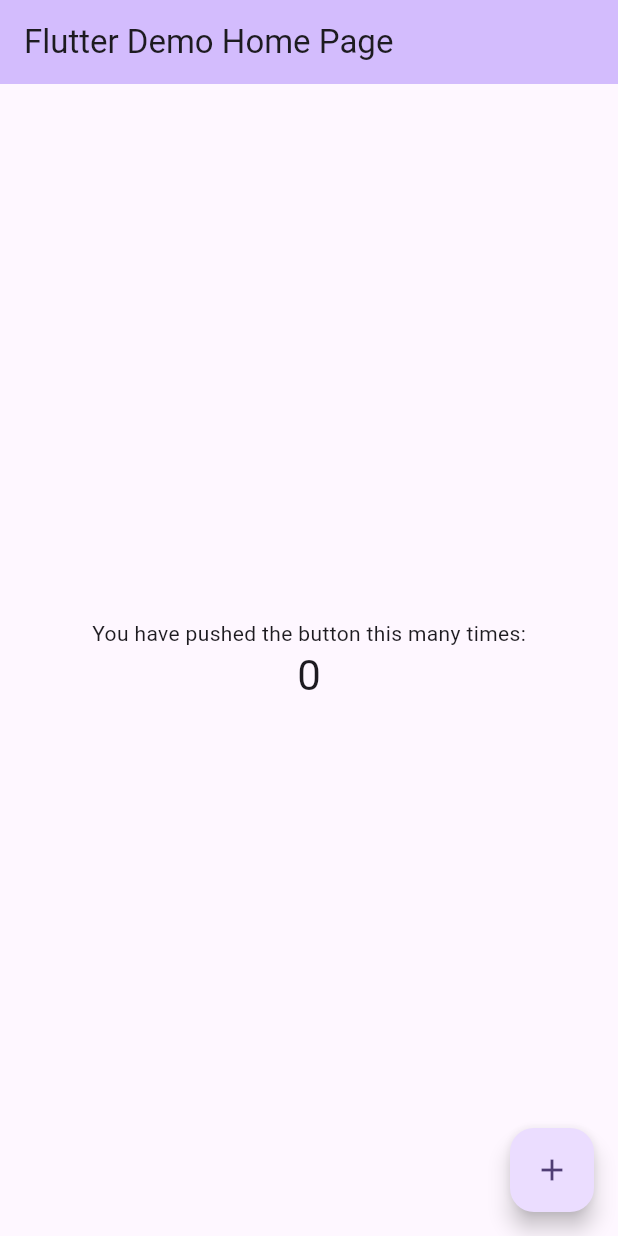
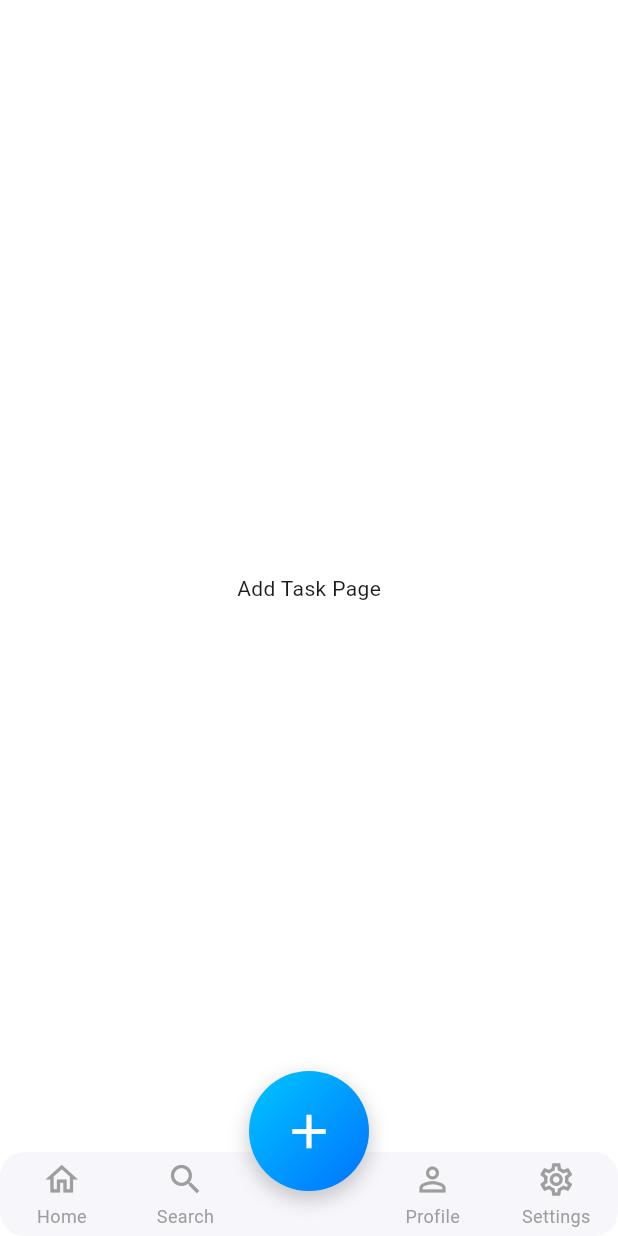
Before and after one commit to aakanksha-bhatta/Task-Management-App, a Flutter app: the screen it shows after launch, on a phone screen of 412 x 824 dp. Run offline on Flutter 3.47's test engine with Material 3 defaults, Android fonts, the phone set to English and light mode, and no system bars; drawn by our look-alikes of persistent_bottom_nav_bar; our stand-ins replace go_router, google_fonts.

Commit message:
Working on Persistent bottom nav bar

```diff
--- /dev/null
+++ b/lib/config/constants/AppColor.dart
@@ -0,0 +1,9 @@
+import 'package:flutter/material.dart';
+
+class AppColor {
+  static const Color primary = Color(0xff4B7BE5);
+
+  static const Color white = Color(0xffffffff);
+  static const Color black = Color(0xff363942);
+  static const Color grey = Color(0xff8C8C8C);
+}
--- /dev/null
+++ b/lib/config/route/path.dart
@@ -0,0 +1,4 @@
+class Path {
+  static const onboarding = '/onboarding';
+
+}
--- /dev/null
+++ b/lib/config/route/route.dart
@@ -0,0 +1,13 @@
+import 'package:go_router/go_router.dart';
+import 'package:task_management_app/config/route/path.dart';
+import 'package:task_management_app/feature/auth/presentation/pages/onboarding_pages.dart';
+
+final GoRouter router = GoRouter(
+  initialLocation: Path.onboarding,
+  routes: [
+    GoRoute(
+      path: Path.onboarding,
+      builder: (context, state) => OnboardingPages(),
+    ),
+  ],
+);
--- /dev/null
+++ b/lib/feature/auth/presentation/pages/onboarding_pages.dart
@@ -0,0 +1,54 @@
+import 'package:flutter/material.dart';
+import 'package:persistent_bottom_nav_bar/persistent_bottom_nav_bar.dart';
+import 'package:task_management_app/feature/auth/presentation/widgets/custom_button_widget.dart';
+import 'package:task_management_app/feature/auth/presentation/widgets/input_text_field_widget.dart';
+import 'package:task_management_app/feature/auth/presentation/widgets/persistent_bottom_nav_bar.dart';
+import 'package:task_management_app/feature/auth/presentation/widgets/text_widget.dart';
+
+class OnboardingPages extends StatelessWidget {
+  const OnboardingPages({super.key});
+
+  @override
+  Widget build(BuildContext context) {
+    return Scaffold(
+      backgroundColor: Colors.white,
+      body: Center(
+        child: Padding(
+          padding: const EdgeInsets.all(16.0),
+          child: Column(
+            mainAxisAlignment: MainAxisAlignment.center,
+            children: [
+              TextWidget(
+                text: 'Welcome to Task Manager',
+                fontSize: 24,
+                fontWeight: FontWeight.bold,
+              ),
+              SizedBox(height: 24),
+              CustomButtonWidget(buttonName: 'Login'),
+              SizedBox(height: 16),
+              InputTextFormWidget(labelText: 'Enter your name'),
+            ],
+          ),
+        ),
+      ),
+     bottomNavigationBar: const PersistentBottomNavBarWidget(),
+
+    );
+  }
+}
+
+
+class HomePage extends StatelessWidget {
+  @override
+  Widget build(BuildContext context) => Center(child: Text('Home Page'));
+}
+
+class SearchPage extends StatelessWidget {
+  @override
+  Widget build(BuildContext context) => Center(child: Text('Search Page'));
+}
+
+class ProfilePage extends StatelessWidget {
+  @override
+  Widget build(BuildContext context) => Center(child: Text('Profile Page'));
+}
--- /dev/null
+++ b/lib/feature/auth/presentation/widgets/custom_button_widget.dart
@@ -0,0 +1,28 @@
+import 'package:flutter/material.dart';
+import 'package:task_management_app/config/constants/AppColor.dart';
+import 'package:task_management_app/feature/auth/presentation/widgets/text_widget.dart';
+
+class CustomButtonWidget extends StatelessWidget {
+  final String buttonName;
+  const CustomButtonWidget({super.key, required this.buttonName});
+
+  @override
+  Widget build(BuildContext context) {
+    return Container(
+      height: 56,
+      width: 378,
+
+      decoration: BoxDecoration(
+        borderRadius: BorderRadius.circular(10),
+        color: AppColor.primary,
+      ),
+      child: Center(
+        child: TextWidget(
+          text: buttonName,
+          color: Colors.white,
+          fontWeight: FontWeight.bold,
+        ),
+      ),
+    );
+  }
+}
--- /dev/null
+++ b/lib/feature/auth/presentation/widgets/input_text_field_widget.dart
@@ -0,0 +1,84 @@
+import 'package:flutter/material.dart';
+import 'package:flutter/services.dart';
+import 'package:task_management_app/feature/auth/presentation/widgets/text_widget.dart';
+
+class InputTextFormWidget extends StatelessWidget {
+  final TextEditingController? controller;
+  final String? hintText;
+  final String? labelText;
+  final bool obscureText;
+  final TextInputType keyboardType;
+  final String? Function(String?)? validator;
+  final Widget? suffixIcon;
+  final List<TextInputFormatter>? inputFormatters;
+  final void Function(String)? onChanged;
+
+  const InputTextFormWidget({
+    super.key,
+    this.controller,
+    this.hintText,
+    this.obscureText = false,
+    this.keyboardType = TextInputType.text,
+    this.validator,
+    this.labelText,
+    this.suffixIcon,
+    this.inputFormatters,
+    this.onChanged,
+  });
+
+  @override
+  @override
+  Widget build(BuildContext context) {
+    return Column(
+      crossAxisAlignment: CrossAxisAlignment.start,
+      children: [
+        if (labelText != null && labelText!.isNotEmpty) ...[
+          TextWidget(
+            text: labelText!,
+            fontSize: 12,
+            fontWeight: FontWeight.w600,
+            color: const Color(0xff7C7C7C),
+            letterSpacing: 0.5,
+          ),
+          const SizedBox(height: 8),
+        ] else ...[
+          const SizedBox(height: 2),
+        ],
+        TextFormField(
+          inputFormatters: inputFormatters,
+          controller: controller,
+          obscureText: obscureText,
+          keyboardType: keyboardType,
+          validator: validator,
+          decoration: InputDecoration(
+            hintText: hintText,
+            filled: true,
+            fillColor: const Color(0xFFF0F0F0),
+            contentPadding: const EdgeInsets.symmetric(
+              horizontal: 16,
+              vertical: 14,
+            ),
+            suffixIcon: suffixIcon,
+            border: OutlineInputBorder(
+              borderRadius: BorderRadius.circular(12),
+              borderSide: BorderSide.none,
+            ),
+            focusedBorder: OutlineInputBorder(
+              borderRadius: BorderRadius.circular(12),
+              borderSide: const BorderSide(color: Color(0xFFE2E2E2), width: 1),
+            ),
+            enabledBorder: OutlineInputBorder(
+              borderRadius: BorderRadius.circular(12),
+              borderSide: BorderSide.none,
+            ),
+          ),
+          style: const TextStyle(
+            fontWeight: FontWeight.w600,
+            color: Color(0xFF252525),
+          ),
+          onChanged: onChanged,
+        ),
+      ],
+    );
+  }
+}
--- /dev/null
+++ b/lib/feature/auth/presentation/widgets/persistent_bottom_nav_bar.dart
@@ -0,0 +1,155 @@
+import 'package:flutter/material.dart';
+import 'package:persistent_bottom_nav_bar/persistent_bottom_nav_bar.dart';
+
+class PersistentBottomNavBarWidget extends StatefulWidget {
+  const PersistentBottomNavBarWidget({super.key});
+
+  @override
+  State<PersistentBottomNavBarWidget> createState() =>
+      _PersistentBottomNavBarWidgetState();
+}
+
+class _PersistentBottomNavBarWidgetState
+    extends State<PersistentBottomNavBarWidget> {
+  final PersistentTabController _controller = PersistentTabController(
+    initialIndex: 2,
+  ); // middle + button selected
+
+  List<Widget> _buildScreens() {
+    return const [
+      HomePage(),
+      SearchPage(),
+      AddTaskPage(),
+      ProfilePage(),
+      SettingsPage(),
+    ];
+  }
+
+  List<PersistentBottomNavBarItem> _navBarsItems() {
+    return [
+      PersistentBottomNavBarItem(
+        icon: const Icon(Icons.home_outlined),
+        title: "Home",
+        activeColorPrimary: Colors.blue,
+        inactiveColorPrimary: Colors.grey,
+      ),
+      PersistentBottomNavBarItem(
+        icon: const Icon(Icons.search),
+        title: "Search",
+        activeColorPrimary: Colors.blue,
+        inactiveColorPrimary: Colors.grey,
+      ),
+      // leave middle item empty to create space for floating button
+      PersistentBottomNavBarItem(
+        icon: const SizedBox.shrink(),
+        activeColorPrimary: Colors.transparent,
+        inactiveColorPrimary: Colors.transparent,
+      ),
+      PersistentBottomNavBarItem(
+        icon: const Icon(Icons.person_outline),
+        title: "Profile",
+        activeColorPrimary: Colors.blue,
+        inactiveColorPrimary: Colors.grey,
+      ),
+      PersistentBottomNavBarItem(
+        icon: const Icon(Icons.settings_outlined),
+        title: "Settings",
+        activeColorPrimary: Colors.blue,
+        inactiveColorPrimary: Colors.grey,
+      ),
+    ];
+  }
+
+  @override
+  Widget build(BuildContext context) {
+    return Stack(
+      alignment: Alignment.bottomCenter,
+      children: [
+        // bottom nav bar
+        PersistentTabView(
+          context,
+          controller: _controller,
+          screens: _buildScreens(),
+          items: _navBarsItems(),
+          confineToSafeArea: true,
+          backgroundColor: const Color(0xFFF7F7FB),
+          handleAndroidBackButtonPress: true,
+          resizeToAvoidBottomInset: true,
+          stateManagement: true,
+          decoration: NavBarDecoration(
+            borderRadius: BorderRadius.circular(16.0),
+            colorBehindNavBar: Colors.white,
+          ),
+          navBarStyle: NavBarStyle.style15,
+        ),
+
+        // floating center circular button
+        Positioned(
+          bottom: 30, // lift it up
+          child: GestureDetector(
+            onTap: () {
+              setState(() {
+                _controller.index = 2; // go to AddTaskPage
+              });
+            },
+            child: Container(
+              width: 80,
+              height: 80,
+              decoration: BoxDecoration(
+                shape: BoxShape.circle,
+                gradient: const LinearGradient(
+                  colors: [Color(0xFF00C6FF), Color(0xFF0072FF)],
+                  begin: Alignment.topLeft,
+                  end: Alignment.bottomRight,
+                ),
+                boxShadow: [
+                  BoxShadow(
+                    color: Colors.black.withOpacity(0.2),
+                    spreadRadius: 1,
+                    blurRadius: 10,
+                    offset: const Offset(0, 5),
+                  ),
+                ],
+              ),
+              child: const Icon(Icons.add, color: Colors.white, size: 38),
+            ),
+          ),
+        ),
+      ],
+    );
+  }
+}
+
+class HomePage extends StatelessWidget {
+  const HomePage({super.key});
+  @override
+  Widget build(BuildContext context) => const Center(child: Text('Home Page'));
+}
+
+class SearchPage extends StatelessWidget {
+  const SearchPage({super.key});
+  @override
+  Widget build(BuildContext context) =>
+      const Center(child: Text('Search Page'));
+}
+
+class AddTaskPage extends StatelessWidget {
+  const AddTaskPage({super.key});
+  @override
+  Widget build(BuildContext context) =>
+      const Center(child: Text('Add Task Page'));
+}
+
+class ProfilePage extends StatelessWidget {
+  const ProfilePage({super.key});
+  @override
+  Widget build(BuildContext context) =>
+      const Center(child: Text('Profile Page'));
+}
+
+class SettingsPage extends StatelessWidget {
+  const SettingsPage({super.key});
+  @override
+  Widget build(BuildContext context) =>
+      const Center(child: Text('Settings Page'));
+}
--- /dev/null
+++ b/lib/feature/auth/presentation/widgets/text_widget.dart
@@ -0,0 +1,34 @@
+import 'package:flutter/material.dart';
+import 'package:google_fonts/google_fonts.dart';
+
+class TextWidget extends StatelessWidget {
+  final String text;
+  final double? fontSize;
+  final FontWeight? fontWeight;
+  final Color? color;
+  final double? letterSpacing;
+  final double? height;
+  const TextWidget({
+    super.key,
+    required this.text,
+    this.fontSize,
+    this.fontWeight,
+    this.color,
+    this.letterSpacing,
+    this.height,
+  });
+
+  @override
+  Widget build(BuildContext context) {
+    return Text(
+      text,
+      style: GoogleFonts.poppins(
+        fontSize: fontSize ?? 16,
+        fontWeight: fontWeight ?? FontWeight.normal,
+        color: color ?? Colors.black,
+        letterSpacing: letterSpacing,
+        height: height,
+      ),
+    );
+  }
+}
--- a/lib/main.dart
+++ b/lib/main.dart
@@ -1,4 +1,5 @@
 import 'package:flutter/material.dart';
+import 'package:task_management_app/config/route/route.dart';
 
 void main() {
   runApp(const MyApp());
@@ -7,116 +8,14 @@ void main() {
 class MyApp extends StatelessWidget {
   const MyApp({super.key});
 
-  // This widget is the root of your application.
   @override
   Widget build(BuildContext context) {
-    return MaterialApp(
-      title: 'Flutter Demo',
+    return MaterialApp.router(
       theme: ThemeData(
-        // This is the theme of your application.
-        //
-        // TRY THIS: Try running your application with "flutter run". You'll see
-        // the application has a purple toolbar. Then, without quitting the app,
-        // try changing the seedColor in the colorScheme below to Colors.green
-        // and then invoke "hot reload" (save your changes or press the "hot
-        // reload" button in a Flutter-supported IDE, or press "r" if you used
-        // the command line to start the app).
-        //
-        // Notice that the counter didn't reset back to zero; the application
-        // state is not lost during the reload. To reset the state, use hot
-        // restart instead.
-        //
-        // This works for code too, not just values: Most code changes can be
-        // tested with just a hot reload.
         colorScheme: ColorScheme.fromSeed(seedColor: Colors.deepPurple),
       ),
-      home: const MyHomePage(title: 'Flutter Demo Home Page'),
+      debugShowCheckedModeBanner: false,
+      routerConfig: router, // it handle navigation
     );
   }
 }
-
-class MyHomePage extends StatefulWidget {
-  const MyHomePage({super.key, required this.title});
-
-  // This widget is the home page of your application. It is stateful, meaning
-  // that it has a State object (defined below) that contains fields that affect
-  // how it looks.
-
-  // This class is the configuration for the state. It holds the values (in this
-  // case the title) provided by the parent (in this case the App widget) and
-  // used by the build method of the State. Fields in a Widget subclass are
-  // always marked "final".
-
-  final String title;
-
-  @override
-  State<MyHomePage> createState() => _MyHomePageState();
-}
-
-class _MyHomePageState extends State<MyHomePage> {
-  int _counter = 0;
-
-  void _incrementCounter() {
-    setState(() {
-      // This call to setState tells the Flutter framework that something has
-      // changed in this State, which causes it to rerun the build method below
-      // so that the display can reflect the updated values. If we changed
-      // _counter without calling setState(), then the build method would not be
-      // called again, and so nothing would appear to happen.
-      _counter++;
-    });
-  }
-
-  @override
-  Widget build(BuildContext context) {
-    // This method is rerun every time setState is called, for instance as done
-    // by the _incrementCounter method above.
-    //
-    // The Flutter framework has been optimized to make rerunning build methods
-    // fast, so that you can just rebuild anything that needs updating rather
-    // than having to individually change instances of widgets.
-    return Scaffold(
-      appBar: AppBar(
-        // TRY THIS: Try changing the color here to a specific color (to
-        // Colors.amber, perhaps?) and trigger a hot reload to see the AppBar
-        // change color while the other colors stay the same.
-        backgroundColor: Theme.of(context).colorScheme.inversePrimary,
-        // Here we take the value from the MyHomePage object that was created by
-        // the App.build method, and use it to set our appbar title.
-        title: Text(widget.title),
-      ),
-      body: Center(
-        // Center is a layout widget. It takes a single child and positions it
-        // in the middle of the parent.
-        child: Column(
-          // Column is also a layout widget. It takes a list of children and
-          // arranges them vertically. By default, it sizes itself to fit its
-          // children horizontally, and tries to be as tall as its parent.
-          //
-          // Column has various properties to control how it sizes itself and
-          // how it positions its children. Here we use mainAxisAlignment to
-          // center the children vertically; the main axis here is the vertical
-          // axis because Columns are vertical (the cross axis would be
-          // horizontal).
-          //
-          // TRY THIS: Invoke "debug painting" (choose the "Toggle Debug Paint"
-          // action in the IDE, or press "p" in the console), to see the
-          // wireframe for each widget.
-          mainAxisAlignment: MainAxisAlignment.center,
-          children: <Widget>[
-            const Text('You have pushed the button this many times:'),
-            Text(
-              '$_counter',
-              style: Theme.of(context).textTheme.headlineMedium,
-            ),
-          ],
-        ),
-      ),
-      floatingActionButton: FloatingActionButton(
-        onPressed: _incrementCounter,
-        tooltip: 'Increment',
-        child: const Icon(Icons.add),
-      ), // This trailing comma makes auto-formatting nicer for build methods.
-    );
-  }
-}
--- a/pubspec.yaml
+++ b/pubspec.yaml
@@ -34,6 +34,10 @@ dependencies:
   # The following adds the Cupertino Icons font to your application.
   # Use with the CupertinoIcons class for iOS style icons.
   cupertino_icons: ^1.0.8
+  go_router: ^16.3.0
+  flutter_svg: ^2.2.1
+  google_fonts: ^6.3.2
+  persistent_bottom_nav_bar: ^6.2.1
 
 dev_dependencies:
   flutter_test:
@@ -44,7 +48,7 @@ dev_dependencies:
   # activated in the `analysis_options.yaml` file located at the root of your
   # package. See that file for information about deactivating specific lint
   # rules and activating additional ones.
-  flutter_lints: ^5.0.0
+  flutter_lints: ^6.0.0
 
 # For information on the generic Dart part of this file, see the
 # following page: https://dart.dev/tools/pub/pubspec
```
Also changed, not shown: pubspec.lock, 1 other file.
